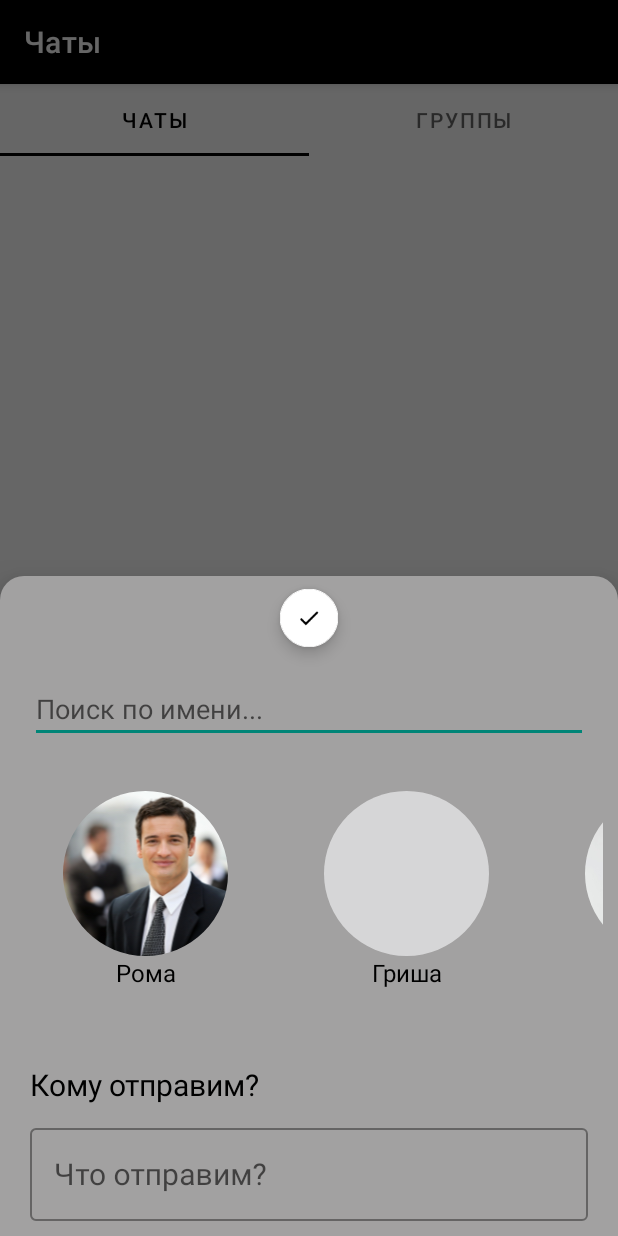
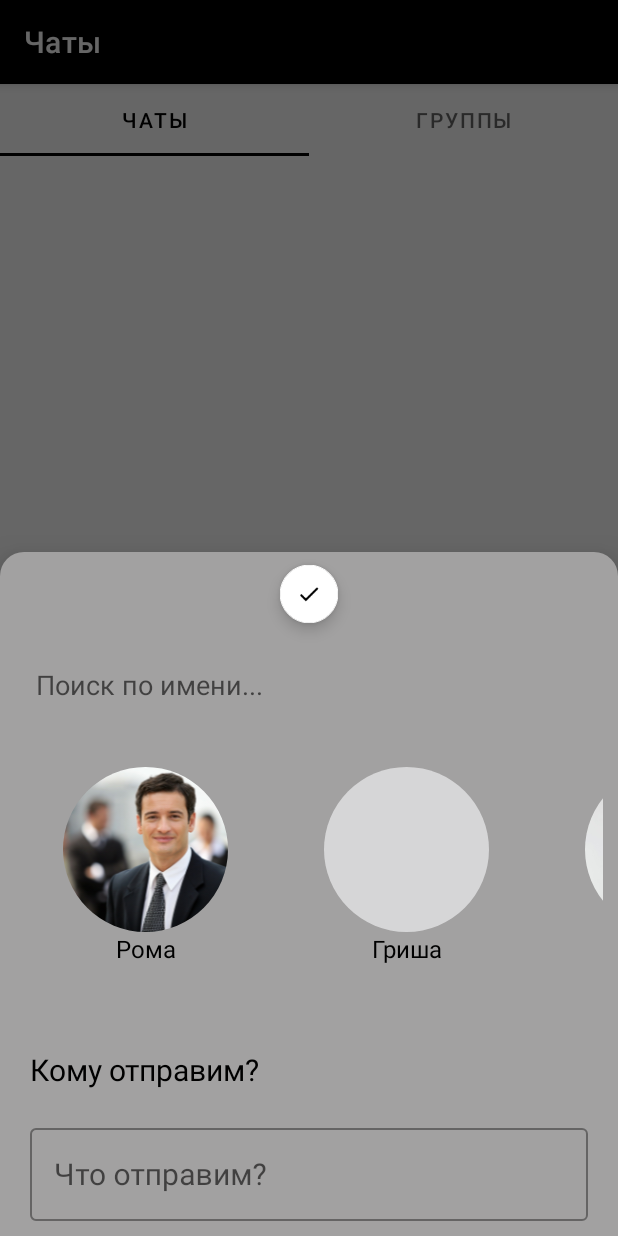
Before and after one commit to meindokuse/Messeger, an Android app: the screen it shows after launch (MainActivity), after a tap on an icon or button, on a phone screen of 412 x 824 dp. Run offline under Robolectric (Android 15) with nearby library versions, the phone set to English and light mode, and no system bars; our stand-ins replace navigation-ui; pictures from the network do not load.

Commit message:
Все серьезные баги по UI исправлены , остались только доработки

```diff
--- a/app/src/main/AndroidManifest.xml
+++ b/app/src/main/AndroidManifest.xml
@@ -16,6 +16,7 @@
         tools:targetApi="31">
         <activity
             android:name=".MainActivity"
+            android:configChanges="keyboardHidden|orientation|screenSize"
             android:exported="true">
             <intent-filter>
                 <action android:name="android.intent.action.MAIN" />
--- a/app/src/main/java/com/example/myapplication/MainActivity.kt
+++ b/app/src/main/java/com/example/myapplication/MainActivity.kt
@@ -2,27 +2,22 @@ package com.example.myapplication
 
 import androidx.appcompat.app.AppCompatActivity
 import android.os.Bundle
-import android.util.Log
+import android.view.View
 import androidx.activity.viewModels
-import androidx.core.os.bundleOf
-import androidx.navigation.Navigation
-import androidx.navigation.findNavController
 import androidx.navigation.fragment.NavHostFragment
 import androidx.navigation.ui.NavigationUI
-import com.example.myapplication.chats.ListOfChatsFragment
 import com.example.myapplication.databinding.ActivityMainBinding
-import com.example.myapplication.profile.ProfileFragment
 import com.example.myapplication.reposetory.LocalReposetoryHelper
 
 class MainActivity : AppCompatActivity() {
 
 
     private lateinit var binding: ActivityMainBinding
-    var globalUserId = ""
 
     val globalData: SharedViewModel by viewModels{
         SharedViewModelFactory(LocalReposetoryHelper(this))
     }
+
     override fun onCreate(savedInstanceState: Bundle?) {
         super.onCreate(savedInstanceState)
         binding = ActivityMainBinding.inflate(layoutInflater)
@@ -30,6 +25,9 @@ class MainActivity : AppCompatActivity() {
         val fragmentHostNavigate = supportFragmentManager.findFragmentById(R.id.placeholder) as NavHostFragment
         val controller = fragmentHostNavigate.navController
         NavigationUI.setupWithNavController(binding.BNV,controller)
+
+
+
 
 
 
@@ -80,5 +78,14 @@ class MainActivity : AppCompatActivity() {
 
 
     }
+    fun hideBottomNavigationBar(){
+        binding.BNV.visibility = View.GONE
+    }
+
+    fun showBottomNavigationBar(){
+        binding.BNV.visibility = View.VISIBLE
+    }
+
+
 
 }
--- a/app/src/main/java/com/example/myapplication/SharedViewModel.kt
+++ b/app/src/main/java/com/example/myapplication/SharedViewModel.kt
@@ -1,5 +1,6 @@
 package com.example.myapplication
 
+import android.util.Log
 import androidx.lifecycle.LiveData
 import androidx.lifecycle.MutableLiveData
 import androidx.lifecycle.ViewModel
@@ -9,6 +10,15 @@ open class SharedViewModel(private val localReposetoryHelper: LocalReposetoryHel
 
     private val _userId = MutableLiveData<String>()
     val userId: LiveData<String> get() = _userId
+
+    val isKeyBoardActive = MutableLiveData<Boolean>()
+
+    fun setKeyBoardStatus(isActive:Boolean){
+        Log.d("MyLog","Статус изменился")
+
+        isKeyBoardActive.value = isActive
+
+    }
     init {
         _userId.value = localReposetoryHelper.getUserId()
     }
--- a/app/src/main/java/com/example/myapplication/api/NetworkApi.kt
+++ b/app/src/main/java/com/example/myapplication/api/NetworkApi.kt
@@ -47,6 +47,12 @@ interface NetworkApi {
         val login:String,
         val password: String)
 
+    data class PostChat(
+        val idChat: String,
+        val lastMessageInChat: MessageInChat,
+        val idSecondUser:String
+    )
+
 
 
 }
--- a/app/src/main/java/com/example/myapplication/chats/AddNewChatFragment.kt
+++ b/app/src/main/java/com/example/myapplication/chats/AddNewChatFragment.kt
@@ -1,9 +1,12 @@
 package com.example.myapplication.chats
 
 
+import android.content.res.Configuration
+import android.graphics.Rect
 import android.os.Bundle
 import android.text.Editable
 import android.text.TextWatcher
+import android.util.Log
 import android.view.LayoutInflater
 import android.view.View
 import android.view.ViewGroup
@@ -14,6 +17,8 @@ import androidx.fragment.app.activityViewModels
 import androidx.lifecycle.lifecycleScope
 import androidx.recyclerview.widget.LinearLayoutManager
 import com.example.myapplication.R
+import com.example.myapplication.SharedViewModel
+import com.example.myapplication.SharedViewModelFactory
 import com.example.myapplication.UniversalAdapter
 import com.example.myapplication.viewmodel.ViewModelForChats
 import com.example.myapplication.databinding.FragmentAddNewChatBinding
@@ -23,9 +28,11 @@ import com.example.myapplication.reposetory.LocalReposetoryHelper
 import com.google.android.material.bottomsheet.BottomSheetDialogFragment
 import kotlinx.coroutines.launch
 import com.example.myapplication.constanse
+import com.example.myapplication.databinding.FragmentChatBinding
+import com.example.myapplication.databinding.ListOfChatsBinding
 import java.util.Locale
 
-class AddNewChatFragment : BottomSheetDialogFragment() {
+class AddNewChatFragment() : BottomSheetDialogFragment() {
     private var usersNames = arrayListOf("Паша","Гриша","Евгений","Рома")
     private var usersAvatars = arrayListOf(
         R.drawable.people_first,
@@ -39,10 +46,14 @@ class AddNewChatFragment : BottomSheetDialogFragment() {
     private val selectedUsers = mutableListOf<UserForChoose>()
 
 
+
     private lateinit var binding : FragmentAddNewChatBinding
 
     val ChatViewModel: ViewModelForChats by  activityViewModels{
         ChatsViewModelFactory(LocalReposetoryHelper(requireContext()),requireActivity().application)
+    }
+    private val globalViewModel: SharedViewModel by activityViewModels{
+        SharedViewModelFactory(LocalReposetoryHelper(requireContext()))
     }
     override fun onCreateView(
         inflater: LayoutInflater, container: ViewGroup?,
@@ -61,7 +72,8 @@ class AddNewChatFragment : BottomSheetDialogFragment() {
                     if (selectedUsers.size > 1) {
                         ChatViewModel.AddChats(requireContext(),selectedUsers,message)
                     } else {
-                        ChatViewModel.AddNewChat(requireContext(),selectedUsers,message)
+                        val singleUser = selectedUsers[0]
+                        ChatViewModel.AddNewChat(requireContext(),singleUser,message)
                     }
                     dismiss()
                 }
@@ -83,6 +95,7 @@ class AddNewChatFragment : BottomSheetDialogFragment() {
     }
 
     fun init(){
+
         binding.MessageText.isEnabled = false
 
 
@@ -106,6 +119,14 @@ class AddNewChatFragment : BottomSheetDialogFragment() {
         addPeople()
 
         fullList = ArrayList(usersAdapter.getAllItems())
+
+        globalViewModel.isKeyBoardActive.observe(viewLifecycleOwner){
+            Log.d("MyLog","Диалог отследил изменения")
+            if (it != null && !binding.MessageText.isFocused) {
+                Log.d("MyLog",it.toString())
+                setupKeyboardListener(it)
+            }
+        }
 
     }
     fun Empty() : Boolean {
@@ -144,7 +165,16 @@ class AddNewChatFragment : BottomSheetDialogFragment() {
                     filteredList.add(user)
                 }
             }
-            usersAdapter.updateList(filteredList)
+        usersAdapter.updateList(filteredList)
+        if(filteredList.size == 0){
+            binding.ListUsers.visibility = View.GONE
+            binding.nullListText.visibility = View.VISIBLE
+        } else {
+            binding.ListUsers.visibility = View.VISIBLE
+            binding.nullListText.visibility = View.GONE
+
+        }
+
     }
 
 
@@ -156,30 +186,23 @@ class AddNewChatFragment : BottomSheetDialogFragment() {
         }
     }
 
+
+
     // ПОЗЖЕ ДОДЕЛАТЬ
-//    fun setupKeyboardListener(){
-//        val viewTreeObserver = binding.root.viewTreeObserver
-//        viewTreeObserver.addOnPreDrawListener(object : ViewTreeObserver.OnPreDrawListener{
-//            override fun onPreDraw(): Boolean {
-//                val insets = ViewCompat.getRootWindowInsets(binding.root)
-//                val isKeyboardOpen = insets?.isVisible(WindowInsetsCompat.Type.systemBars())
-//
-//                if (isKeyboardOpen!!){
-//                    val params = binding.ListUsers.layoutParams as ViewGroup.MarginLayoutParams
-//                    params.bottomMargin = resources.getDimensionPixelSize(R.dimen.keyboard_height)
-//                    binding.ListUsers.layoutParams = params
-//
-//                }else{
-//                    val params = binding.ListUsers.layoutParams as ViewGroup.MarginLayoutParams
-//                    params.bottomMargin = 0
-//                    binding.ListUsers.layoutParams = params
-//
-//                }
-//                return true
-//
-//            }
-//
-//        })
-//    }
+    fun setupKeyboardListener(isKeyboardVisible: Boolean) {
+        if (isKeyboardVisible) {
+            // Обработка появления клавиатуры
+            val params = binding.ListUsers.layoutParams as ViewGroup.MarginLayoutParams
+            params.bottomMargin = resources.getDimensionPixelSize(R.dimen.keyboard_height)
+            binding.ListUsers.layoutParams = params
+        } else {
+            // Обработка скрытия клавиатуры
+            val params = binding.ListUsers.layoutParams as ViewGroup.MarginLayoutParams
+            params.bottomMargin = 0
+            binding.ListUsers.layoutParams = params
+        }
+    }
+
+
 
 }
--- a/app/src/main/java/com/example/myapplication/chats/ListOfChatsFragment.kt
+++ b/app/src/main/java/com/example/myapplication/chats/ListOfChatsFragment.kt
@@ -17,15 +17,19 @@ import android.view.MotionEvent
 import android.view.View
 import android.view.ViewConfiguration
 import android.view.ViewGroup
+import android.view.ViewTreeObserver
 import androidx.appcompat.app.AppCompatActivity
 import androidx.core.content.ContextCompat
 import androidx.core.os.bundleOf
+import androidx.core.view.ViewCompat
+import androidx.core.view.WindowInsetsCompat
 import androidx.fragment.app.activityViewModels
 import androidx.lifecycle.lifecycleScope
 import androidx.navigation.NavController
 import androidx.navigation.fragment.findNavController
 import androidx.recyclerview.widget.LinearLayoutManager
 import androidx.recyclerview.widget.RecyclerView
+import com.example.myapplication.MainActivity
 import com.example.myapplication.R
 import com.example.myapplication.SharedViewModel
 import com.example.myapplication.SharedViewModelFactory
@@ -39,7 +43,7 @@ import java.lang.Math.abs
 
 class ListOfChatsFragment : Fragment() {
     var userId = " "
-    lateinit var binding: ListOfChatsBinding
+    private lateinit var binding: ListOfChatsBinding
     private lateinit var handler: Handler
     private var actionMode: ActionMode? = null
     private lateinit var controler: NavController
@@ -50,9 +54,10 @@ class ListOfChatsFragment : Fragment() {
     val globalViewModel:SharedViewModel by activityViewModels{
         SharedViewModelFactory(LocalReposetoryHelper(requireContext()))
     }
-    val addNewchatFragment = AddNewChatFragment()
+    val addNewchatFragment:AddNewChatFragment by lazy {
+        AddNewChatFragment()
+    }
     lateinit var adapter: RvChats
-
     override fun onCreateView(
         inflater: LayoutInflater, container: ViewGroup?,
         savedInstanceState: Bundle?
@@ -62,8 +67,27 @@ class ListOfChatsFragment : Fragment() {
     }
 
     override fun onViewCreated(view: View, savedInstanceState: Bundle?) {
+        super.onViewCreated(view, savedInstanceState)
+
+        binding.root.viewTreeObserver.addOnPreDrawListener(object : ViewTreeObserver.OnPreDrawListener {
+            private var lastRootHeight = binding.root.height
+
+            override fun onPreDraw(): Boolean {
+                val currentRootHeight = binding.root.height
+
+                if (lastRootHeight != currentRootHeight) {
+                    val isKeyboardVisible = currentRootHeight < lastRootHeight
+                    globalViewModel.setKeyBoardStatus(isKeyboardVisible)
+                }
+
+                lastRootHeight = currentRootHeight
+                return true
+            }
+        })
+
         controler = findNavController()
         init()
+
         binding.FindNewChatButton.setOnClickListener {
             addNewchatFragment.show(childFragmentManager, addNewchatFragment.tag)
         }
@@ -77,9 +101,11 @@ class ListOfChatsFragment : Fragment() {
 
     @SuppressLint("ClickableViewAccessibility")
     fun init() {
+
         globalViewModel.userId.observe(viewLifecycleOwner){
             userId = it
         }
+
         binding.FindNewChatButton.setColorFilter(ContextCompat.getColor(requireContext(),R.color.white))
 
         val activity = requireActivity() as AppCompatActivity
@@ -130,8 +156,9 @@ class ListOfChatsFragment : Fragment() {
                         ) {
                             handler.removeCallbacksAndMessages(null)
                             isSelectionStarted = true
+                            cancelChat = true
+
                         }
-                        cancelChat = true
 
                     }
 
@@ -157,6 +184,7 @@ class ListOfChatsFragment : Fragment() {
                                 val position = rv.getChildLayoutPosition(childView)
                                 val chat = adapter.listOfChats[position]
                                 val name = chat.nickname
+
                                 controler.navigate(R.id.action_listOfChatsFragment_to_chat,
                                     bundleOf(ChatFragment.userIdKey to userId,ChatFragment.chatIdKey to chat.IDchat)
                                 )
@@ -250,5 +278,14 @@ class ListOfChatsFragment : Fragment() {
     fun List<ItemChat>.agregate():List<ItemChat> =
         sortedByDescending{ it.time }
 
+//    override fun onDestroyView() {
+//        super.onDestroyView()
+//    }
+
+
+
+
+
+
 
 }
--- a/app/src/main/java/com/example/myapplication/chats/MessageInChat.kt
+++ b/app/src/main/java/com/example/myapplication/chats/MessageInChat.kt
@@ -1,7 +1,7 @@
 package com.example.myapplication.chats
 
 data class MessageInChat(
-    val id:String,
+    val idMessage:String,
     val idSender:String,
     val chatId:String,
     val textOfMessage:String,
--- a/app/src/main/java/com/example/myapplication/chats/MessageListAdapter.kt
+++ b/app/src/main/java/com/example/myapplication/chats/MessageListAdapter.kt
@@ -37,6 +37,7 @@ class MessageListAdapter(private val userId:String, private val recyclerView: Re
                 layoutParams.startToStart = ConstraintLayout.LayoutParams.UNSET
                 binding.cardMes.setCardBackgroundColor(ContextCompat.getColor(binding.cardMes.context,R.color.white))
                 Log.d("MyLog","Это я")
+
             } else {
                 // Сообщение не пользователя, отображать слева
                 layoutParams.startToStart = ConstraintLayout.LayoutParams.PARENT_ID
--- a/app/src/main/java/com/example/myapplication/profile/FragmentForEditEvents.kt
+++ b/app/src/main/java/com/example/myapplication/profile/FragmentForEditEvents.kt
@@ -1,5 +1,6 @@
 package com.example.myapplication.profile
 
+import android.content.res.Configuration
 import android.os.Bundle
 import android.util.Log
 import androidx.fragment.app.Fragment
--- a/app/src/main/java/com/example/myapplication/viewmodel/ViewModelForChats.kt
+++ b/app/src/main/java/com/example/myapplication/viewmodel/ViewModelForChats.kt
@@ -27,18 +27,18 @@ open class ViewModelForChats(private val localReposetoryHelper: LocalReposetoryH
 
         ListOfChats.value = localReposetoryHelper.GetAllChats()
     }
-     fun AddNewChat(context: Context,listWhoGetMes:List<UserForChoose>,message:String){
+     fun AddNewChat(context: Context,user:UserForChoose,message:String){
 
         viewModelScope.launch(Dispatchers.IO) {
             val bitmapFoto = BitmapFactory.decodeResource(context.resources,
-                listWhoGetMes[0].foto
+                user.foto
             )
-            val interlocutorId = listWhoGetMes[0].id
+//            val interlocutorId = listWhoGetMes[0].id
             val uniqueKey = UUID.randomUUID().toString()
             val currentTime = System.currentTimeMillis()
             Log.d("MyLog","Отправка в БД нового чата")
             val FotoChat = saveImageToInternalStorage(bitmapFoto,uniqueKey)
-            val itemChat = ItemChat(uniqueKey, FotoChat, listWhoGetMes[0].nickname, message, currentTime)
+            val itemChat = ItemChat(uniqueKey, FotoChat, user.nickname, message, currentTime)
             localReposetoryHelper.addChat(itemChat)
 
             withContext(Dispatchers.Main){
--- a/app/src/main/res/layout/activity_main.xml
+++ b/app/src/main/res/layout/activity_main.xml
@@ -9,10 +9,10 @@
     <com.google.android.material.bottomnavigation.BottomNavigationView
         android:id="@+id/BNV"
         android:layout_width="0dp"
-        android:layout_height="65dp"
+        android:layout_height="wrap_content"
         android:background="@color/black"
         app:itemIconTint="@drawable/custom_selector"
-        app:itemTextColor="@color/grey"
+        app:itemTextColor="@color/ultra_grey"
         app:layout_constraintBottom_toBottomOf="parent"
         app:layout_constraintEnd_toEndOf="parent"
         app:layout_constraintStart_toStartOf="parent"
--- a/app/src/main/res/layout/fragment_add_new_chat.xml
+++ b/app/src/main/res/layout/fragment_add_new_chat.xml
@@ -9,7 +9,7 @@
 
     <LinearLayout
         android:layout_width="match_parent"
-        android:layout_height="match_parent"
+        android:layout_height="wrap_content"
         android:orientation="vertical">
 
         <com.google.android.material.floatingactionbutton.FloatingActionButton
@@ -28,6 +28,7 @@
             android:id="@+id/searchInput"
             android:layout_width="match_parent"
             android:layout_height="wrap_content"
+            android:backgroundTint="@android:color/transparent"
             android:layout_margin="10dp"
             android:ems="10"
             android:inputType="text"
@@ -36,16 +37,26 @@
         <androidx.recyclerview.widget.RecyclerView
             android:id="@+id/ListUsers"
             android:layout_width="match_parent"
-            android:layout_height="match_parent"
+            android:layout_height="200dp"
             android:visibility="visible" />
+
+        <TextView
+            android:id="@+id/nullListText"
+            android:layout_width="match_parent"
+            android:layout_height="200dp"
+            android:gravity="center"
+            android:text="Ничего не найдено ("
+            android:textSize="34sp"
+            android:visibility="gone" />
 
         <TextView
             android:id="@+id/WhoGetText"
             android:layout_width="match_parent"
             android:layout_height="wrap_content"
             android:layout_marginStart="10dp"
-            android:layout_marginTop="50dp"
+            android:layout_marginTop="10dp"
             android:layout_marginEnd="10dp"
+            android:layout_marginBottom="10dp"
             android:text="Кому отправим?"
             android:textSize="20sp" />
 
--- a/app/src/main/res/values/dimens.xml
+++ b/app/src/main/res/values/dimens.xml
@@ -1,4 +1,4 @@
 <?xml version="1.0" encoding="utf-8"?>
 <resources>
-    <dimen name="keyboard_height">100dp</dimen>
+    <dimen name="keyboard_height">200dp</dimen>
 </resources>
```
Also changed, not shown: app/src/main/java/com/example/myapplication/chats/ChatFragment.kt (+10 -0 lines), app/src/main/res/layout/fragment_chat.xml (+13 -4 lines).
